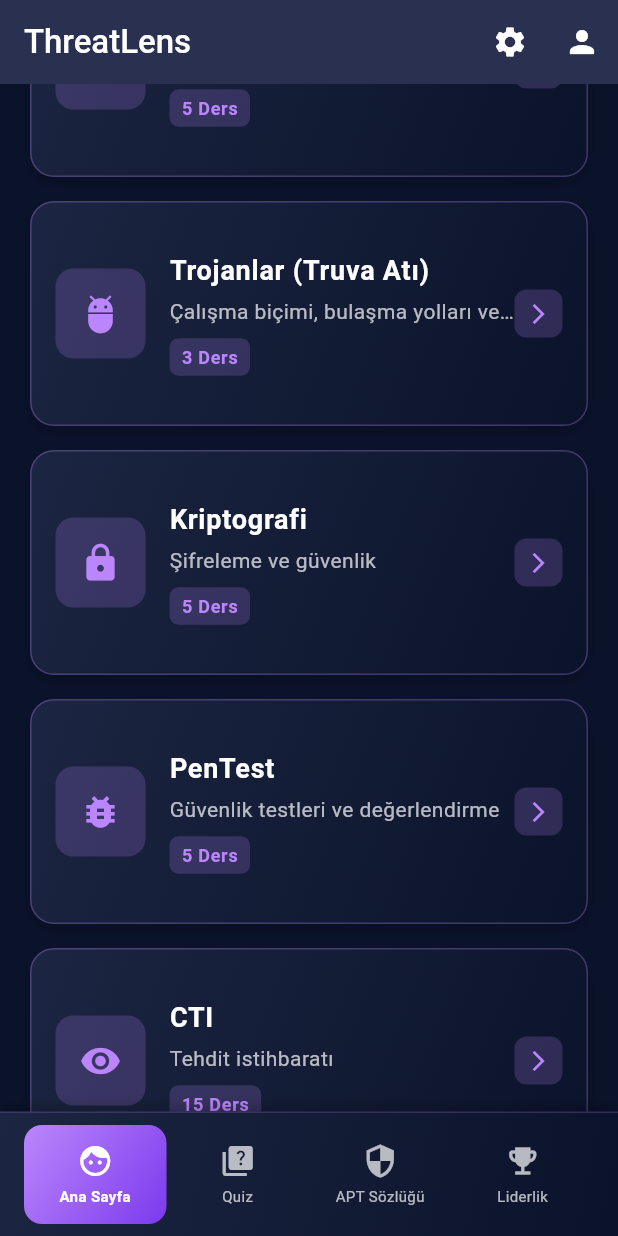
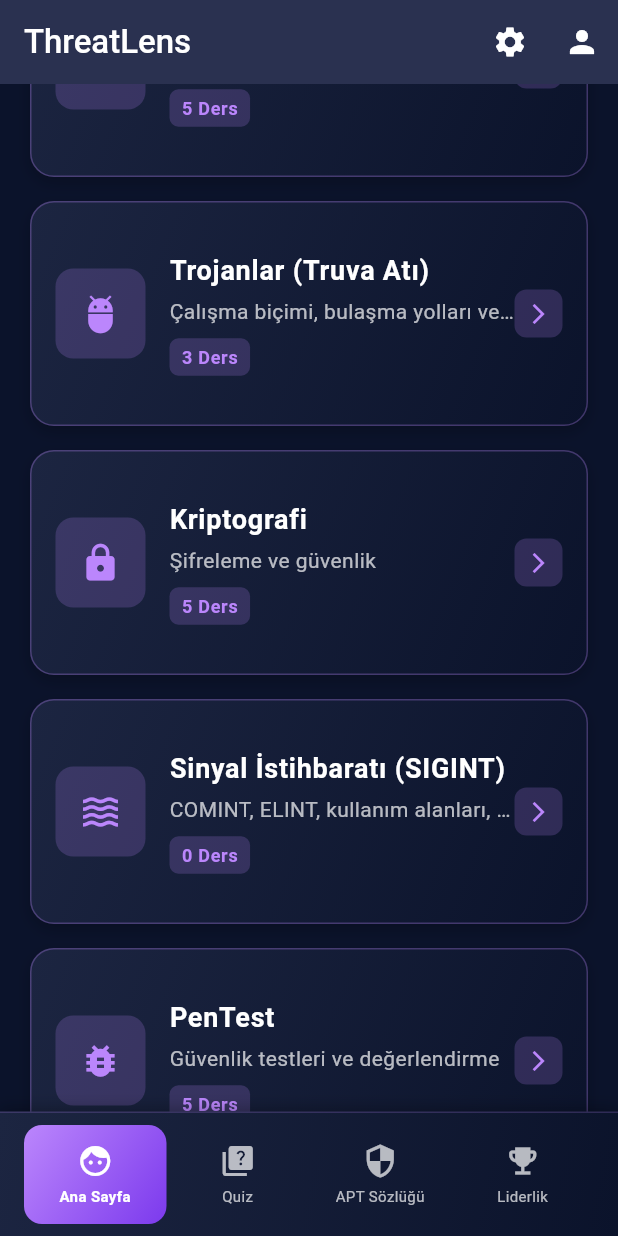
Before and after one commit to Yildiz-Cyber-Threat-Intelligence-Team/ThreatLens, a Flutter app: the HomePageView screen opened by its route, scrolled down 576 dp, on a phone screen of 412 x 824 dp. Run offline on Flutter 3.47's test engine with Material 3 defaults, Android fonts, the phone set to English and light mode, and no system bars; our stand-ins replace cloud_firestore, firebase_auth, firebase_core, go_router, shared_preferences; accounts and stored records are empty.

Commit message:
Update home_page_view.dart

```diff
--- a/lib/views/screens/home_page_view/home_page_view.dart
+++ b/lib/views/screens/home_page_view/home_page_view.dart
@@ -990,7 +990,16 @@ class HomePageView extends StatelessWidget {
             ],
           },
         ],
-      },
+      },{
+  'id': 'sigint',
+  'title': 'Sinyal İstihbaratı (SIGINT)',
+  'subtitle': 'COMINT, ELINT, kullanım alanları, araçlar ve etik boyut',
+  'icon': Icons.waves,
+  'lessons': [
+     // ...
+  ],
+},
+
       {
         'title': 'PenTest',
         'subtitle': 'Güvenlik testleri ve değerlendirme',
```
